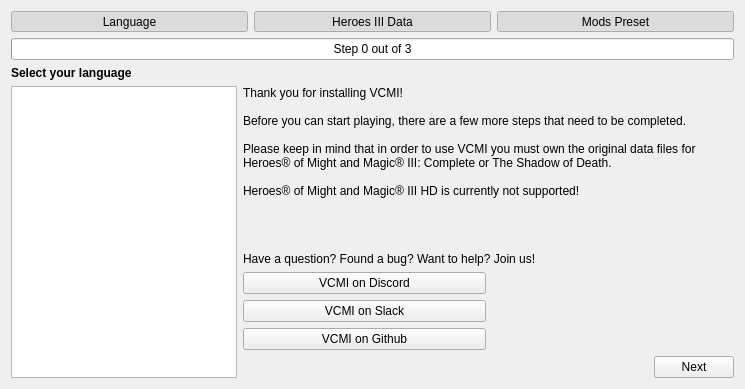
The window that launcher/firstLaunch/firstlaunch_moc.ui (vcmi/vcmi) describes before a commit, drawn with Qt 5.
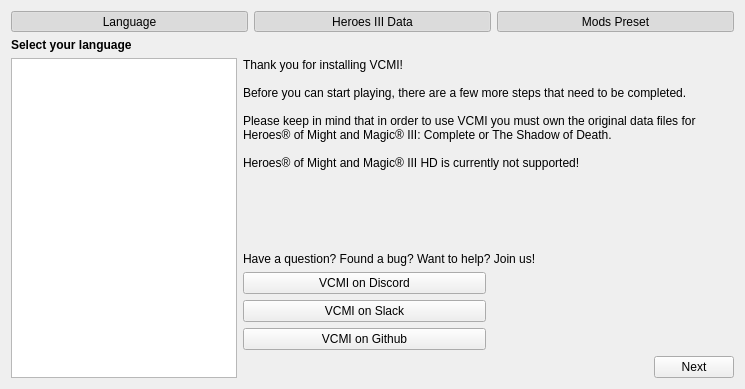
The same window after the commit.

The edit to the form file:
```diff
--- a/launcher/firstLaunch/firstlaunch_moc.ui
+++ b/launcher/firstLaunch/firstlaunch_moc.ui
@@ -93,25 +93,6 @@
      </item>
     </layout>
    </item>
-   <item>
-    <widget class="QProgressBar" name="setupProgressBar">
-     <property name="minimum">
-      <number>0</number>
-     </property>
-     <property name="maximum">
-      <number>3</number>
-     </property>
-     <property name="value">
-      <number>0</number>
-     </property>
-     <property name="textVisible">
-      <bool>true</bool>
-     </property>
-     <property name="format">
-      <string>Step %v out of %m</string>
-     </property>
-    </widget>
-   </item>
    <item>
     <widget class="QStackedWidget" name="installerTabs">
      <property name="currentIndex">
```
